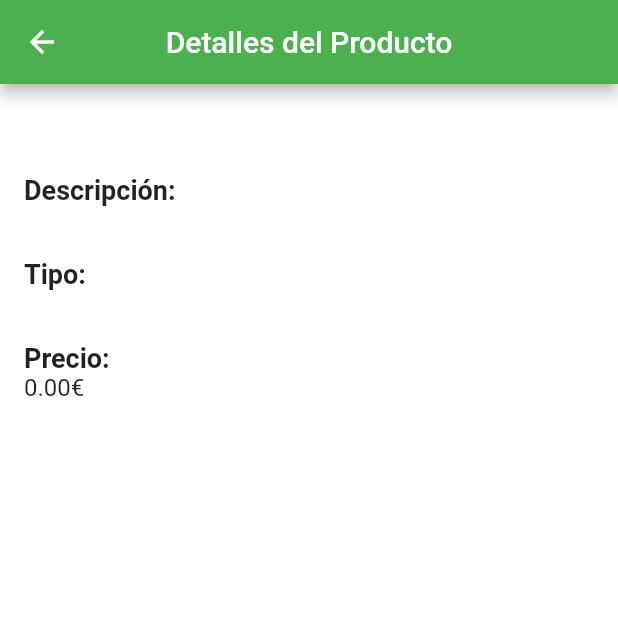
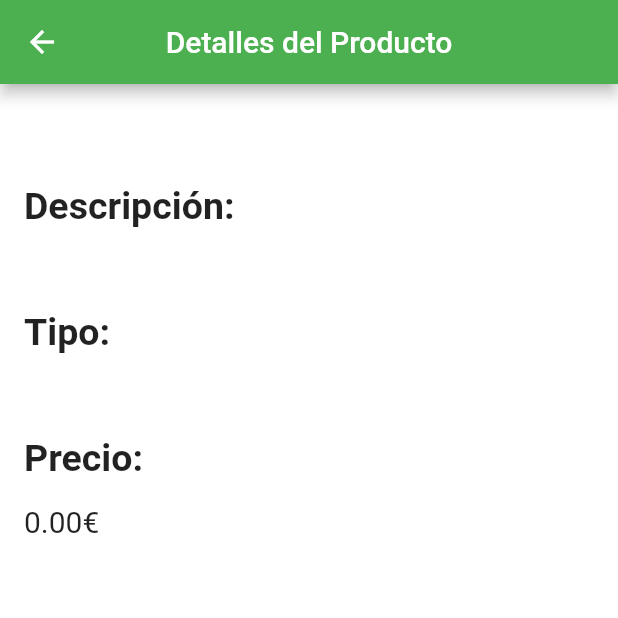
Before and after one commit to FranciscoJanerMudoy/hostalapp, a Flutter app: the ProductScreen screen opened directly with empty values, on a phone screen of 412 x 824 dp, the top half of it. Run offline on Flutter 3.47's test engine with Material 2 defaults, Android fonts, the phone set to English and light mode, and no system bars; our stand-ins replace cloud_firestore, email_validator, firebase_auth, firebase_core, pdf, printing; accounts and stored records are empty.

Commit message:
Visualización información productos

```diff
--- a/lib/main.dart
+++ b/lib/main.dart
@@ -50,7 +50,7 @@ class MyApp extends StatelessWidget {
               backgroundColor: MaterialStatePropertyAll(Colors.green),
             ),
           ),
-      ),
+          dividerColor: Colors.white),
     );
   }
 }
--- a/lib/screen/product_screen.dart
+++ b/lib/screen/product_screen.dart
@@ -17,50 +17,54 @@ class ProductScreen extends StatelessWidget {
       body: Padding(
         padding: const EdgeInsets.all(16.0),
         child: Column(
-          crossAxisAlignment: CrossAxisAlignment.start,
+          crossAxisAlignment: CrossAxisAlignment.stretch,
           children: [
             Text(
               producto.nombre ?? '',
               style: const TextStyle(
-                fontSize: 24.0,
+                fontSize: 30.0,
                 fontWeight: FontWeight.bold,
               ),
+              textAlign: TextAlign.center,
             ),
             const SizedBox(height: 16.0),
             const Text(
               'Descripción:',
               style: TextStyle(
-                fontSize: 18.0,
+                fontSize: 25.0,
                 fontWeight: FontWeight.bold,
               ),
             ),
+            const Divider(),
             Text(
               producto.descripcion ?? '',
-              style: const TextStyle(fontSize: 16.0),
+              style: const TextStyle(fontSize: 20.0),
             ),
             const SizedBox(height: 16.0),
             const Text(
               'Tipo:',
               style: TextStyle(
-                fontSize: 18.0,
+                fontSize: 25.0,
                 fontWeight: FontWeight.bold,
               ),
             ),
+            const Divider(),
             Text(
               producto.tipo ?? '',
-              style: const TextStyle(fontSize: 16.0),
+              style: const TextStyle(fontSize: 20.0),
             ),
             const SizedBox(height: 16.0),
             const Text(
               'Precio:',
               style: TextStyle(
-                fontSize: 18.0,
+                fontSize: 25.0,
                 fontWeight: FontWeight.bold,
               ),
             ),
+            const Divider(),
             Text(
               '${producto.precio?.toStringAsFixed(2)}\€',
-              style: const TextStyle(fontSize: 16.0),
+              style: const TextStyle(fontSize: 20.0),
             ),
           ],
         ),
```
Lines whose indentation alone changed are shown as unchanged.
